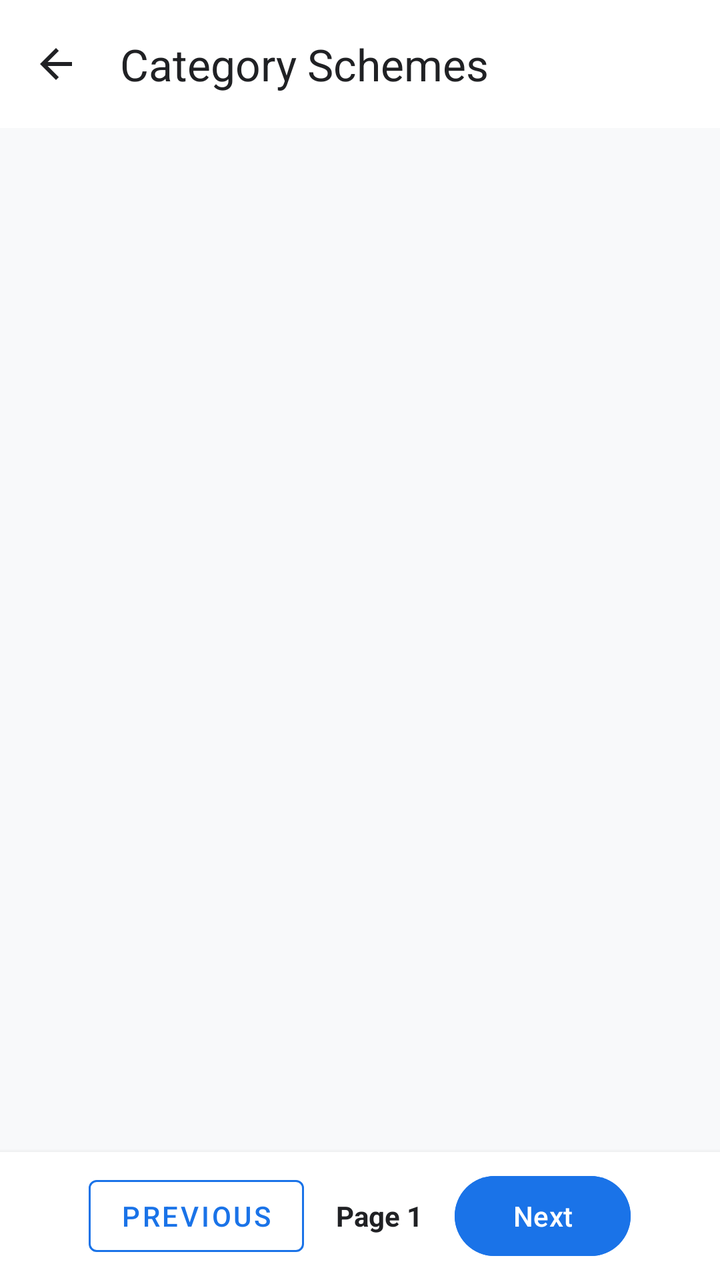
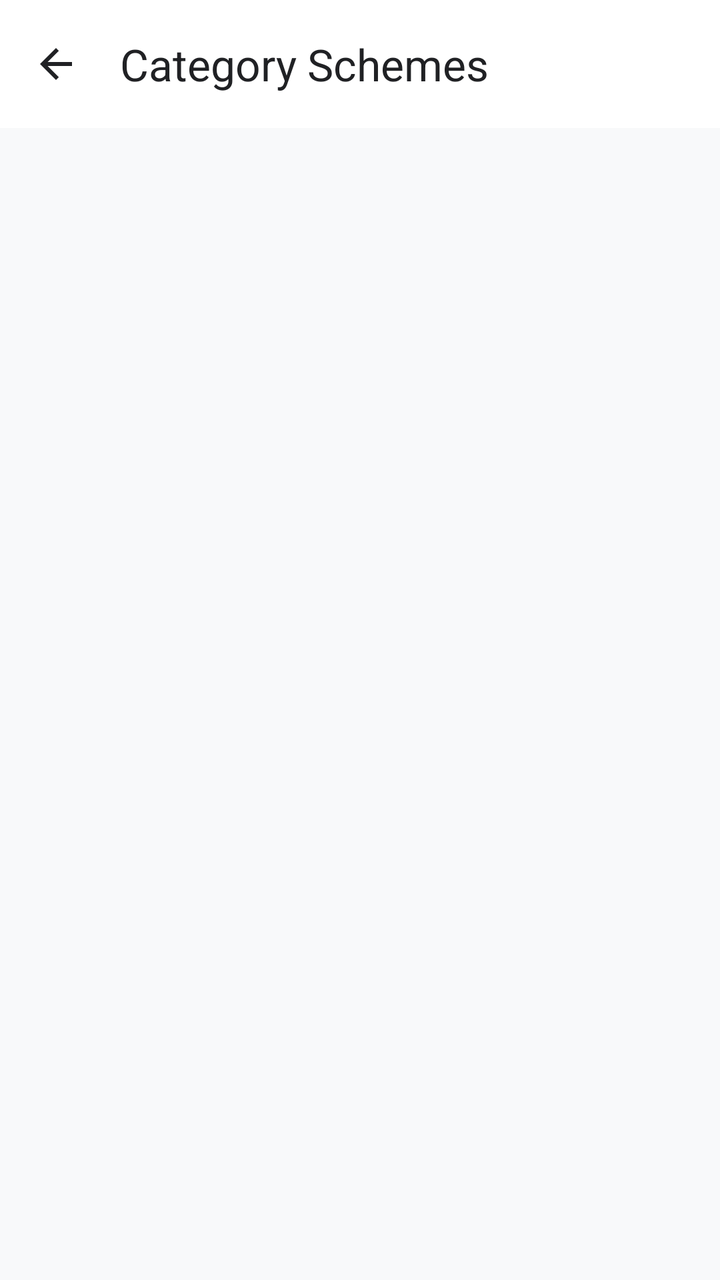

An Android layout rendered at two revisions. The XML below is the earlier revision; the diff shows what the commit changed to produce the second picture.
<!-- AndroidManifest.xml: activity theme Theme.Yojnika -->
<!-- res/layout/activity_category_schemes.xml -->
<?xml version="1.0" encoding="utf-8"?>
<androidx.coordinatorlayout.widget.CoordinatorLayout xmlns:android="http://schemas.android.com/apk/res/android"
    xmlns:app="http://schemas.android.com/apk/res-auto"
    android:layout_width="match_parent"
    android:layout_height="match_parent"
    android:background="@color/background">

    <com.google.android.material.appbar.AppBarLayout
        android:layout_width="match_parent"
        android:layout_height="wrap_content"
        android:background="@color/surface"
        app:elevation="0dp">

        <com.google.android.material.appbar.MaterialToolbar
            android:id="@+id/toolbarCategory"
            android:layout_width="match_parent"
            android:layout_height="?attr/actionBarSize"
            app:navigationIcon="@drawable/ic_arrow_back"
            app:navigationIconTint="@color/text_primary"
            app:title="Category Schemes"
            app:titleTextColor="@color/text_primary" />

    </com.google.android.material.appbar.AppBarLayout>

    <LinearLayout
        android:layout_width="match_parent"
        android:layout_height="match_parent"
        android:orientation="vertical"
        app:layout_behavior="@string/appbar_scrolling_view_behavior">

        <FrameLayout
            android:layout_width="match_parent"
            android:layout_height="0dp"
            android:layout_weight="1">

            <androidx.recyclerview.widget.RecyclerView
                android:id="@+id/rvCategorySchemes"
                android:layout_width="match_parent"
                android:layout_height="match_parent"
                android:clipToPadding="false"
                android:padding="8dp" />

            <LinearLayout
                android:id="@+id/llCategoryEmptyState"
                android:layout_width="match_parent"
                android:layout_height="match_parent"
                android:gravity="center"
                android:orientation="vertical"
                android:padding="32dp"
                android:visibility="gone">

                <ImageView
                    android:layout_width="64dp"
                    android:layout_height="64dp"
                    android:contentDescription="No Schemes"
                    android:src="@drawable/ic_info"
                    app:tint="@color/text_hint" />

                <TextView
                    android:id="@+id/tvEmptyMessage"
                    android:layout_width="wrap_content"
                    android:layout_height="wrap_content"
                    android:layout_marginTop="16dp"
                    android:text="No schemes available for this category."
                    android:textColor="@color/text_primary"
                    android:textSize="16sp"
                    android:textStyle="bold" />

            </LinearLayout>

            <ProgressBar
                android:id="@+id/pbCategoryLoading"
                android:layout_width="wrap_content"
                android:layout_height="wrap_content"
                android:layout_gravity="center"
                android:indeterminateTint="@color/primary"
                android:visibility="gone" />

        </FrameLayout>

        
        <LinearLayout
            android:id="@+id/llCategoryPagination"
            android:layout_width="match_parent"
            android:layout_height="wrap_content"
            android:background="@color/surface"
            android:elevation="4dp"
            android:gravity="center"
            android:orientation="horizontal"
            android:padding="8dp">

            <com.google.android.material.button.MaterialButton
                android:id="@+id/btnCategoryPrevious"
                style="@style/Widget.MaterialComponents.Button.OutlinedButton"
                android:layout_width="wrap_content"
                android:layout_height="wrap_content"
                android:text="Previous"
                android:textColor="@color/primary"
                app:strokeColor="@color/primary" />

            <TextView
                android:id="@+id/tvCategoryPageIndicator"
                android:layout_width="wrap_content"
                android:layout_height="wrap_content"
                android:layout_marginStart="16dp"
                android:layout_marginEnd="16dp"
                android:text="Page 1"
                android:textColor="@color/text_primary"
                android:textSize="14sp"
                android:textStyle="bold" />

            <com.google.android.material.button.MaterialButton
                android:id="@+id/btnCategoryNext"
                android:layout_width="wrap_content"
                android:layout_height="wrap_content"
                android:backgroundTint="@color/primary"
                android:text="Next"
                android:textColor="@color/white" />
        </LinearLayout>

    </LinearLayout>

</androidx.coordinatorlayout.widget.CoordinatorLayout>
<!-- resources referenced by this layout -->
<resources>
  <color name="background">#F8F9FA</color>
  <color name="primary">#1A73E8</color>
  <color name="surface">#FFFFFF</color>
  <color name="text_hint">#80868B</color>
  <color name="text_primary">#202124</color>
  <color name="white">#FFFFFF</color>
  <!-- drawable ic_arrow_back (drawable) -->
  <?xml version="1.0" encoding="utf-8"?>
  <vector xmlns:android="http://schemas.android.com/apk/res/android"
      android:width="24dp"
      android:height="24dp"
      android:viewportWidth="24"
      android:viewportHeight="24">
      <path
          android:fillColor="#FF202124"
          android:pathData="M20,11H7.83l5.59,-5.59L12,4l-8,8 8,8 1.41,-1.41L7.83,13H20v-2z" />
  </vector>
  <!-- drawable ic_info (drawable) -->
  <?xml version="1.0" encoding="utf-8"?>
  <vector xmlns:android="http://schemas.android.com/apk/res/android"
      android:width="24dp"
      android:height="24dp"
      android:viewportWidth="24"
      android:viewportHeight="24">
      <path
          android:fillColor="#FF1A73E8"
          android:pathData="M12,2C6.48,2 2,6.48 2,12s4.48,10 10,10 10,-4.48 10,-10S17.52,2 12,2zm1,15h-2v-6h2v6zm0,-8h-2V7h2v2z" />
  </vector>
  <style name="Theme.Yojnika" parent="Theme.Material3.DayNight.NoActionBar">
          
          <item name="colorPrimary">@color/primary</item>
          <item name="colorPrimaryVariant">@color/primary_dark</item>
          <item name="colorOnPrimary">@color/on_primary</item>
  
          
          <item name="colorSecondary">@color/secondary</item>
          <item name="colorSecondaryVariant">@color/secondary_dark</item>
          <item name="colorOnSecondary">@color/on_secondary</item>
  
          
          <item name="android:statusBarColor">@color/primary</item>
          <item name="android:windowLightStatusBar" tools:targetApi="m">false</item>
          <item name="android:navigationBarColor">@color/surface</item>
          <item name="android:windowLightNavigationBar" tools:targetApi="o_mr1">true</item>
  
          
          <item name="android:windowBackground">@color/background</item>
          <item name="colorSurface">@color/surface</item>
          <item name="colorOnSurface">@color/text_primary</item>
      </style>
  <color name="primary_dark">#1557B0</color>
  <color name="on_primary">#FFFFFF</color>
  <color name="secondary">#34A853</color>
  <color name="secondary_dark">#1E8E3E</color>
  <color name="on_secondary">#FFFFFF</color>
</resources>

<!-- the commit's change to res/layout/activity_category_schemes.xml (unified diff, before → after) -->
@@ -22,102 +22,126 @@
 
     </com.google.android.material.appbar.AppBarLayout>
 
-    <LinearLayout
+    <androidx.core.widget.NestedScrollView
         android:layout_width="match_parent"
         android:layout_height="match_parent"
-        android:orientation="vertical"
+        android:fillViewport="true"
         app:layout_behavior="@string/appbar_scrolling_view_behavior">
 
-        <FrameLayout
+        <LinearLayout
             android:layout_width="match_parent"
-            android:layout_height="0dp"
-            android:layout_weight="1">
+            android:layout_height="wrap_content"
+            android:orientation="vertical">
 
-            <androidx.recyclerview.widget.RecyclerView
-                android:id="@+id/rvCategorySchemes"
+            <FrameLayout
                 android:layout_width="match_parent"
-                android:layout_height="match_parent"
-                android:clipToPadding="false"
-                android:padding="8dp" />
+                android:layout_height="0dp"
+                android:layout_weight="1">
 
-            <LinearLayout
-                android:id="@+id/llCategoryEmptyState"
-                android:layout_width="match_parent"
-                android:layout_height="match_parent"
-                android:gravity="center"
-                android:orientation="vertical"
-                android:padding="32dp"
-                android:visibility="gone">
+                <androidx.recyclerview.widget.RecyclerView
+                    android:id="@+id/rvCategorySchemes"
+                    android:layout_width="match_parent"
+                    android:layout_height="wrap_content"
+                    android:clipToPadding="false"
+                    android:nestedScrollingEnabled="false"
+                    android:padding="8dp" />
 
-                <ImageView
-                    android:layout_width="64dp"
-                    android:layout_height="64dp"
-                    android:contentDescription="No Schemes"
-                    android:src="@drawable/ic_info"
-                    app:tint="@color/text_hint" />
+                <LinearLayout
+                    android:id="@+id/llCategoryEmptyState"
+                    android:layout_width="match_parent"
+                    android:layout_height="wrap_content"
+                    android:gravity="center"
+                    android:orientation="vertical"
+                    android:padding="32dp"
+                    android:visibility="gone">
 
-                <TextView
-                    android:id="@+id/tvEmptyMessage"
+                    <ImageView
+                        android:layout_width="64dp"
+                        android:layout_height="64dp"
+                        android:contentDescription="No Schemes"
+                        android:src="@drawable/ic_info"
+                        app:tint="@color/text_hint" />
+
+                    <TextView
+                        android:id="@+id/tvEmptyMessage"
+                        android:layout_width="wrap_content"
+                        android:layout_height="wrap_content"
+                        android:layout_marginTop="16dp"
+                        android:text="No schemes available for this category."
+                        android:textColor="@color/text_primary"
+                        android:textSize="16sp"
+                        android:textStyle="bold" />
+
+                </LinearLayout>
+
+                <ProgressBar
+                    android:id="@+id/pbCategoryLoading"
                     android:layout_width="wrap_content"
                     android:layout_height="wrap_content"
-                    android:layout_marginTop="16dp"
-                    android:text="No schemes available for this category."
-                    android:textColor="@color/text_primary"
-                    android:textSize="16sp"
-                    android:textStyle="bold" />
+                    android:layout_gravity="center"
+                    android:indeterminateTint="@color/primary"
+                    android:visibility="gone" />
 
-            </LinearLayout>
+            </FrameLayout>
 
-            <ProgressBar
-                android:id="@+id/pbCategoryLoading"
-                android:layout_width="wrap_content"
+            
+            <com.google.android.material.card.MaterialCardView
+                android:id="@+id/llCategoryPagination"
+                android:layout_width="match_parent"
                 android:layout_height="wrap_content"
-                android:layout_gravity="center"
-                android:indeterminateTint="@color/primary"
-                android:visibility="gone" />
+                android:layout_margin="16dp"
+                android:visibility="gone"
+                app:cardCornerRadius="16dp"
+                app:cardElevation="2dp"
+                app:strokeColor="@color/card_stroke"
+                app:strokeWidth="1dp">
 
-        </FrameLayout>
+                <LinearLayout
+                    android:layout_width="match_parent"
+                    android:layout_height="wrap_content"
+                    android:gravity="center_vertical"
+                    android:orientation="horizontal"
+                    android:padding="4dp">
 
-        
-        <LinearLayout
-            android:id="@+id/llCategoryPagination"
-            android:layout_width="match_parent"
-            android:layout_height="wrap_content"
-            android:background="@color/surface"
-            android:elevation="4dp"
-            android:gravity="center"
-            android:orientation="horizontal"
-            android:padding="8dp">
+                    <com.google.android.material.button.MaterialButton
+                        android:id="@+id/btnCategoryPrevious"
+                        style="@style/Widget.MaterialComponents.Button.TextButton"
+                        android:layout_width="0dp"
+                        android:layout_height="wrap_content"
+                        android:layout_weight="1"
+                        android:text="@string/prev"
+                        android:textColor="@color/primary"
+                        app:cornerRadius="12dp"
+                        app:icon="@android:drawable/ic_media_previous"
+                        app:iconTint="@color/primary" />
 
-            <com.google.android.material.button.MaterialButton
-                android:id="@+id/btnCategoryPrevious"
-                style="@style/Widget.MaterialComponents.Button.OutlinedButton"
-                android:layout_width="wrap_content"
-                android:layout_height="wrap_content"
-                android:text="Previous"
-                android:textColor="@color/primary"
-                app:strokeColor="@color/primary" />
+                    <TextView
+                        android:id="@+id/tvCategoryPageIndicator"
+                        android:layout_width="wrap_content"
+                        android:layout_height="wrap_content"
+                        android:layout_marginStart="8dp"
+                        android:layout_marginEnd="8dp"
+                        android:text="@string/pagination_page_indicator"
+                        android:textColor="@color/text_primary"
+                        android:textSize="14sp"
+                        android:textStyle="bold" />
 
-            <TextView
-                android:id="@+id/tvCategoryPageIndicator"
-                android:layout_width="wrap_content"
-                android:layout_height="wrap_content"
-                android:layout_marginStart="16dp"
-                android:layout_marginEnd="16dp"
-                android:text="Page 1"
-                android:textColor="@color/text_primary"
-                android:textSize="14sp"
-                android:textStyle="bold" />
+                    <com.google.android.material.button.MaterialButton
+                        android:id="@+id/btnCategoryNext"
+                        style="@style/Widget.MaterialComponents.Button.TextButton"
+                        android:layout_width="0dp"
+                        android:layout_height="wrap_content"
+                        android:layout_weight="1"
+                        android:text="@string/next"
+                        android:textColor="@color/primary"
+                        app:cornerRadius="12dp"
+                        app:icon="@android:drawable/ic_media_next"
+                        app:iconGravity="end"
+                        app:iconTint="@color/primary" />
+                </LinearLayout>
+            </com.google.android.material.card.MaterialCardView>
 
-            <com.google.android.material.button.MaterialButton
-                android:id="@+id/btnCategoryNext"
-                android:layout_width="wrap_content"
-                android:layout_height="wrap_content"
-                android:backgroundTint="@color/primary"
-                android:text="Next"
-                android:textColor="@color/white" />
         </LinearLayout>
-
-    </LinearLayout>
+    </androidx.core.widget.NestedScrollView>
 
 </androidx.coordinatorlayout.widget.CoordinatorLayout>
<!-- resource entries referenced after the edit -->
@@ -1,11 +1,11 @@
 <!-- resources referenced by this layout -->
 <resources>
   <color name="background">#F8F9FA</color>
+  <color name="card_stroke">#E0E0E0</color>
   <color name="primary">#1A73E8</color>
   <color name="surface">#FFFFFF</color>
   <color name="text_hint">#80868B</color>
   <color name="text_primary">#202124</color>
-  <color name="white">#FFFFFF</color>
   <!-- drawable ic_arrow_back (drawable) -->
   <?xml version="1.0" encoding="utf-8"?>
   <vector xmlns:android="http://schemas.android.com/apk/res/android"
@@ -28,6 +28,9 @@
           android:fillColor="#FF1A73E8"
           android:pathData="M12,2C6.48,2 2,6.48 2,12s4.48,10 10,10 10,-4.48 10,-10S17.52,2 12,2zm1,15h-2v-6h2v6zm0,-8h-2V7h2v2z" />
   </vector>
+  <string name="next">Next</string>
+  <string name="pagination_page_indicator">Page %1$d of %2$d</string>
+  <string name="prev">Prev</string>
   <style name="Theme.Yojnika" parent="Theme.Material3.DayNight.NoActionBar">
           
           <item name="colorPrimary">@color/primary</item>
